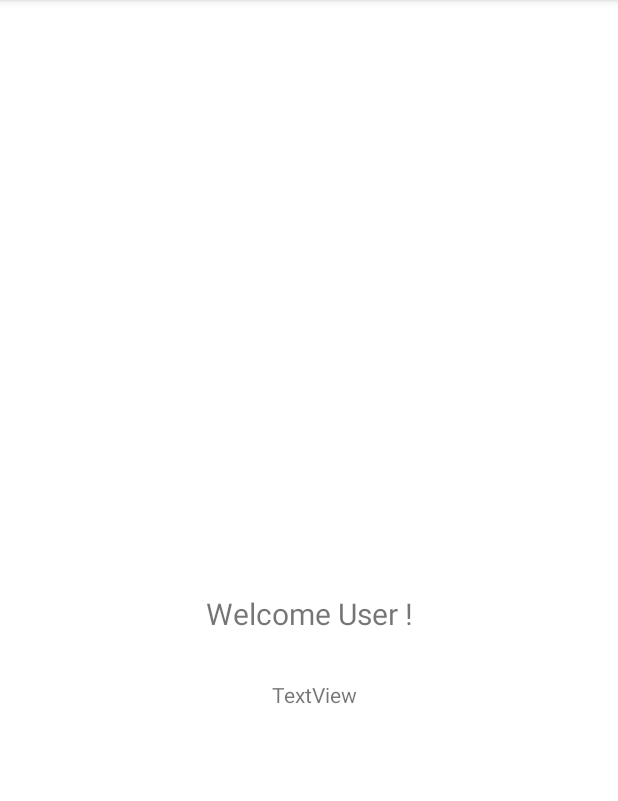
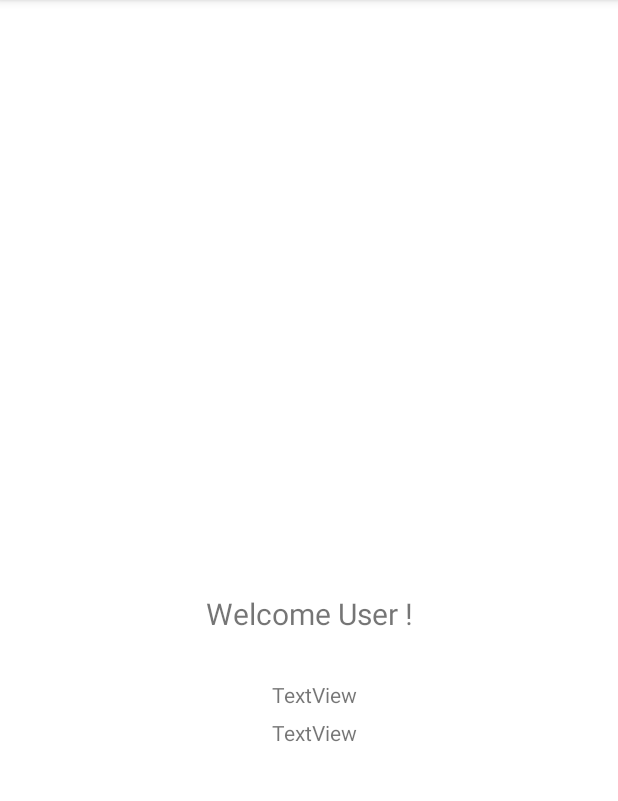
Before and after one commit to imraj2020/Hr_Cap, an Android app: the fragment HomeFragment shown on its own in the app's theme, on a phone screen of 412 x 824 dp, the part 84-885 px from its top. Run offline under Robolectric (Android 15) with nearby library versions, the phone set to English and light mode, and no system bars.

Commit message:
4th commit

```diff
--- a/app/src/main/java/com/cse/hrcap/ui/home/HomeFragment.java
+++ b/app/src/main/java/com/cse/hrcap/ui/home/HomeFragment.java
@@ -22,7 +22,7 @@ public class HomeFragment extends Fragment {
     private HomeViewModel homeViewModel;
     private FragmentHomeBinding binding;
     TextView receiver_msg;
-    TextView username;
+    TextView employeeid,DesignationId;
 
     public View onCreateView(@NonNull LayoutInflater inflater,
                              ViewGroup container, Bundle savedInstanceState) {
@@ -39,14 +39,22 @@ public class HomeFragment extends Fragment {
         View root = binding.getRoot();
 
         final TextView textView = binding.textHome;
-        username = binding.username;
+        employeeid = binding.employeeid;
+        DesignationId =binding.DesignationId;
 
         Intent intent = getActivity().getIntent();
 
         if (intent.getExtras() != null) {
-            String passedUsername = intent.getStringExtra("data");
-            username.setText("Welcome " + passedUsername);
+            int passedUsername = intent.getIntExtra("EmployeeId",1);
+            int passedUsernam = intent.getIntExtra("DesignationId",1);
+            employeeid.setText("Welcome " + passedUsername);
+            DesignationId.setText("Welcome " + passedUsernam);
         }
+
+//        if (intent.getExtras() != null) {
+//            String passedUsername = intent.getStringExtra("data");
+//            username.setText("Welcome " + passedUsername);
+//        }
 //        //receive message binding
 //        receiver_msg = binding.receivedMessage;
 //
--- a/app/src/main/res/layout/fragment_home.xml
+++ b/app/src/main/res/layout/fragment_home.xml
@@ -5,7 +5,8 @@
     android:layout_width="match_parent"
     android:layout_height="match_parent"
     android:layout_gravity="center"
-    tools:context=".ui.home.HomeFragment">
+    tools:context=".ui.home.HomeFragment"
+    android:orientation="vertical">
 
     <TextView
         android:id="@+id/text_home"
@@ -27,7 +28,7 @@
         app:layout_constraintVertical_bias="0.356" />
 
     <TextView
-        android:id="@+id/username"
+        android:id="@+id/employeeid"
         android:layout_width="wrap_content"
         android:layout_height="wrap_content"
         android:layout_alignBottom="@+id/text_home"
@@ -36,4 +37,14 @@
         android:layout_marginBottom="-50dp"
         android:text="TextView" />
 
+    <TextView
+        android:id="@+id/DesignationId"
+        android:layout_width="wrap_content"
+        android:layout_height="wrap_content"
+        android:layout_alignBottom="@+id/text_home"
+        android:layout_alignParentEnd="true"
+        android:layout_marginEnd="174dp"
+        android:layout_marginBottom="-75dp"
+        android:text="TextView" />
+
 </RelativeLayout>
```
Also changed, not shown: app/src/main/java/com/cse/hrcap/LoginActivity.java (+7 -1 lines).
